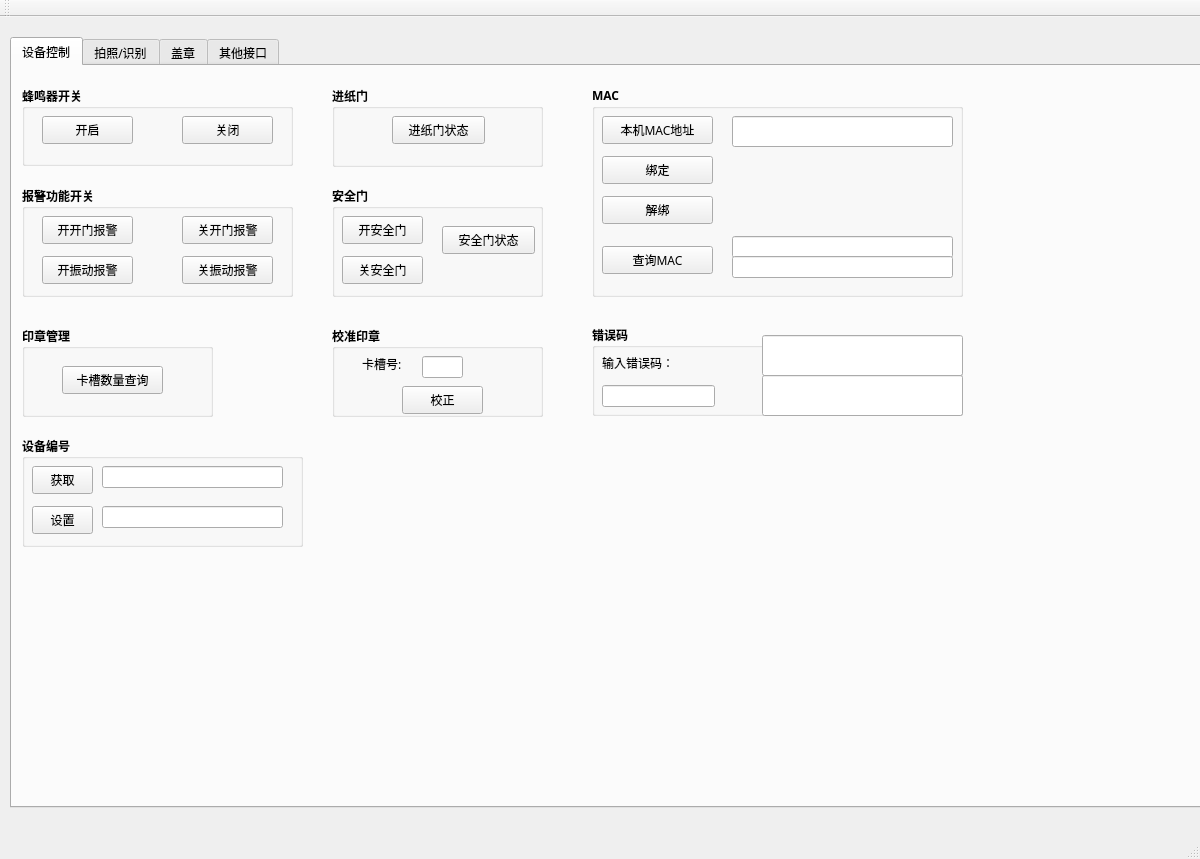
This is src/master_controller/api_demo/qtdemo.ui in wanghaisheng/AllIn as Qt 5 draws it before an edit. The edited form follows.
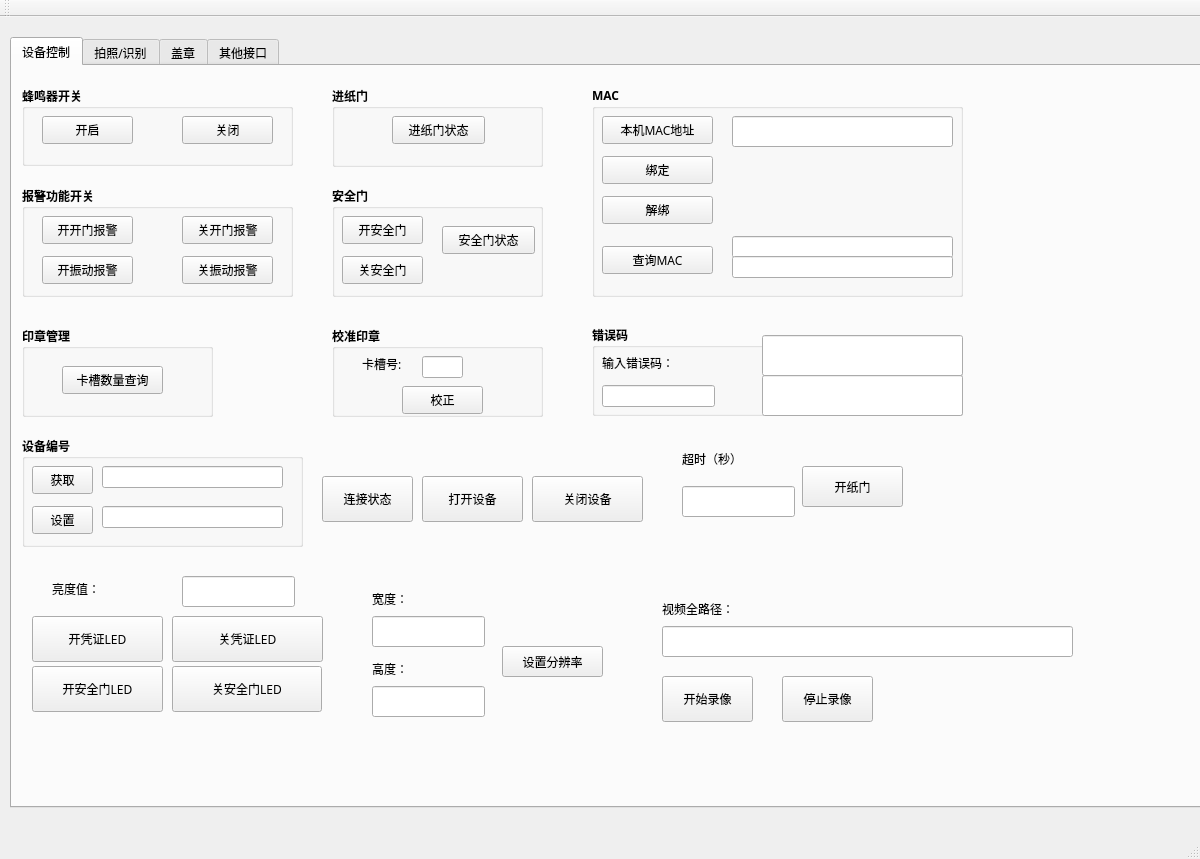
This is the edited form.

Patch:
```diff
--- a/src/master_controller/api_demo/qtdemo.ui
+++ b/src/master_controller/api_demo/qtdemo.ui
@@ -729,6 +729,264 @@
        </property>
       </widget>
      </widget>
+     <widget class="QPushButton" name="pb_cnn_status_">
+      <property name="geometry">
+       <rect>
+        <x>310</x>
+        <y>410</y>
+        <width>91</width>
+        <height>46</height>
+       </rect>
+      </property>
+      <property name="text">
+       <string>连接状态</string>
+      </property>
+     </widget>
+     <widget class="QPushButton" name="pb_open_">
+      <property name="geometry">
+       <rect>
+        <x>410</x>
+        <y>410</y>
+        <width>101</width>
+        <height>46</height>
+       </rect>
+      </property>
+      <property name="text">
+       <string>打开设备</string>
+      </property>
+     </widget>
+     <widget class="QPushButton" name="pb_close_">
+      <property name="geometry">
+       <rect>
+        <x>520</x>
+        <y>410</y>
+        <width>111</width>
+        <height>46</height>
+       </rect>
+      </property>
+      <property name="text">
+       <string>关闭设备</string>
+      </property>
+     </widget>
+     <widget class="QLineEdit" name="le_paper_timeout_">
+      <property name="geometry">
+       <rect>
+        <x>670</x>
+        <y>420</y>
+        <width>113</width>
+        <height>31</height>
+       </rect>
+      </property>
+     </widget>
+     <widget class="QPushButton" name="pb_open_paper_">
+      <property name="geometry">
+       <rect>
+        <x>790</x>
+        <y>400</y>
+        <width>101</width>
+        <height>41</height>
+       </rect>
+      </property>
+      <property name="text">
+       <string>开纸门</string>
+      </property>
+     </widget>
+     <widget class="QLabel" name="label_7">
+      <property name="geometry">
+       <rect>
+        <x>670</x>
+        <y>380</y>
+        <width>121</width>
+        <height>25</height>
+       </rect>
+      </property>
+      <property name="text">
+       <string>超时（秒）</string>
+      </property>
+     </widget>
+     <widget class="QLabel" name="label_8">
+      <property name="geometry">
+       <rect>
+        <x>40</x>
+        <y>510</y>
+        <width>86</width>
+        <height>25</height>
+       </rect>
+      </property>
+      <property name="text">
+       <string>亮度值：</string>
+      </property>
+     </widget>
+     <widget class="QLineEdit" name="le_led_val_">
+      <property name="geometry">
+       <rect>
+        <x>170</x>
+        <y>510</y>
+        <width>113</width>
+        <height>31</height>
+       </rect>
+      </property>
+     </widget>
+     <widget class="QPushButton" name="pb_open_paper_led_">
+      <property name="geometry">
+       <rect>
+        <x>20</x>
+        <y>550</y>
+        <width>131</width>
+        <height>46</height>
+       </rect>
+      </property>
+      <property name="text">
+       <string>开凭证LED</string>
+      </property>
+     </widget>
+     <widget class="QPushButton" name="pb_close_paper_led_">
+      <property name="geometry">
+       <rect>
+        <x>160</x>
+        <y>550</y>
+        <width>151</width>
+        <height>46</height>
+       </rect>
+      </property>
+      <property name="text">
+       <string>关凭证LED</string>
+      </property>
+     </widget>
+     <widget class="QPushButton" name="pb_open_safe_led_">
+      <property name="geometry">
+       <rect>
+        <x>20</x>
+        <y>600</y>
+        <width>131</width>
+        <height>46</height>
+       </rect>
+      </property>
+      <property name="text">
+       <string>开安全门LED</string>
+      </property>
+     </widget>
+     <widget class="QPushButton" name="pb_close_safe_led_">
+      <property name="geometry">
+       <rect>
+        <x>160</x>
+        <y>600</y>
+        <width>150</width>
+        <height>46</height>
+       </rect>
+      </property>
+      <property name="text">
+       <string>关安全门LED</string>
+      </property>
+     </widget>
+     <widget class="QPushButton" name="pb_set_resolution_">
+      <property name="geometry">
+       <rect>
+        <x>490</x>
+        <y>580</y>
+        <width>101</width>
+        <height>31</height>
+       </rect>
+      </property>
+      <property name="text">
+       <string>设置分辨率</string>
+      </property>
+     </widget>
+     <widget class="QLineEdit" name="le_cam_width_">
+      <property name="geometry">
+       <rect>
+        <x>360</x>
+        <y>550</y>
+        <width>113</width>
+        <height>31</height>
+       </rect>
+      </property>
+     </widget>
+     <widget class="QLabel" name="label_9">
+      <property name="geometry">
+       <rect>
+        <x>360</x>
+        <y>520</y>
+        <width>86</width>
+        <height>25</height>
+       </rect>
+      </property>
+      <property name="text">
+       <string>宽度：</string>
+      </property>
+     </widget>
+     <widget class="QLabel" name="label_10">
+      <property name="geometry">
+       <rect>
+        <x>360</x>
+        <y>590</y>
+        <width>86</width>
+        <height>25</height>
+       </rect>
+      </property>
+      <property name="text">
+       <string>高度：</string>
+      </property>
+     </widget>
+     <widget class="QLineEdit" name="le_cam_height_">
+      <property name="geometry">
+       <rect>
+        <x>360</x>
+        <y>620</y>
+        <width>113</width>
+        <height>31</height>
+       </rect>
+      </property>
+     </widget>
+     <widget class="QLabel" name="label_14">
+      <property name="geometry">
+       <rect>
+        <x>650</x>
+        <y>530</y>
+        <width>121</width>
+        <height>25</height>
+       </rect>
+      </property>
+      <property name="text">
+       <string>视频全路径：</string>
+      </property>
+     </widget>
+     <widget class="QLineEdit" name="le_video_path_">
+      <property name="geometry">
+       <rect>
+        <x>650</x>
+        <y>560</y>
+        <width>411</width>
+        <height>31</height>
+       </rect>
+      </property>
+     </widget>
+     <widget class="QPushButton" name="pb_start_record_">
+      <property name="geometry">
+       <rect>
+        <x>650</x>
+        <y>610</y>
+        <width>91</width>
+        <height>46</height>
+       </rect>
+      </property>
+      <property name="text">
+       <string>开始录像</string>
+      </property>
+     </widget>
+     <widget class="QPushButton" name="pb_stop_record_">
+      <property name="geometry">
+       <rect>
+        <x>770</x>
+        <y>610</y>
+        <width>91</width>
+        <height>46</height>
+       </rect>
+      </property>
+      <property name="text">
+       <string>停止录像</string>
+      </property>
+     </widget>
     </widget>
     <widget class="QWidget" name="tab_stamper">
      <attribute name="title">
```
Left out of the diff: 72 changed lines with no effect on the pictures.
